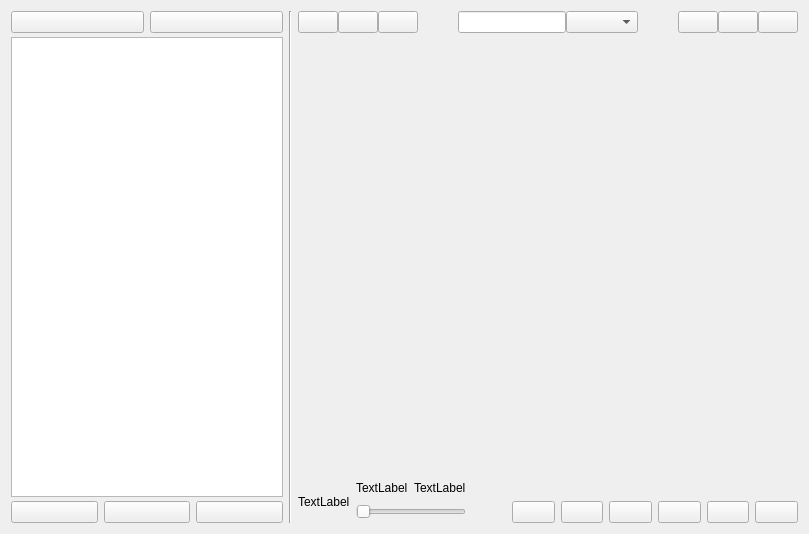
Old version of the form UPlayer/UPlayer.ui in the repository crablet/UPlayer.
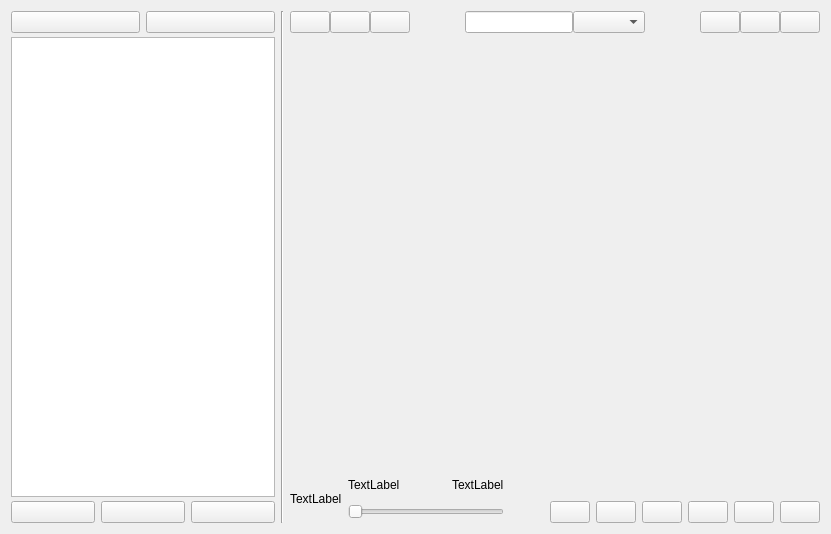
New version of the form. Icons and pictures are not drawn.

The edit to the form file:
```diff
--- a/UPlayer/UPlayer.ui
+++ b/UPlayer/UPlayer.ui
@@ -6,7 +6,7 @@
    <rect>
     <x>0</x>
     <y>0</y>
-    <width>809</width>
+    <width>831</width>
     <height>534</height>
    </rect>
   </property>
@@ -339,21 +339,7 @@
           <property name="bottomMargin">
            <number>0</number>
           </property>
-          <item row="0" column="1">
-           <widget class="QLabel" name="SongInfoLabel">
-            <property name="text">
-             <string>TextLabel</string>
-            </property>
-           </widget>
-          </item>
-          <item row="0" column="2">
-           <widget class="QLabel" name="ProcessInfoLabel">
-            <property name="text">
-             <string>TextLabel</string>
-            </property>
-           </widget>
-          </item>
-          <item row="1" column="7">
+          <item row="1" column="8">
            <widget class="QPushButton" name="VolumeButton">
             <property name="text">
              <string/>
@@ -364,7 +350,14 @@
             </property>
            </widget>
           </item>
-          <item row="1" column="8">
+          <item row="0" column="3">
+           <widget class="QLabel" name="ProcessInfoLabel">
+            <property name="text">
+             <string>TextLabel</string>
+            </property>
+           </widget>
+          </item>
+          <item row="1" column="9">
            <widget class="QPushButton" name="BtmSongListButton">
             <property name="text">
              <string/>
@@ -375,7 +368,14 @@
             </property>
            </widget>
           </item>
-          <item row="1" column="9">
+          <item row="0" column="1">
+           <widget class="QLabel" name="SongInfoLabel">
+            <property name="text">
+             <string>TextLabel</string>
+            </property>
+           </widget>
+          </item>
+          <item row="1" column="10">
            <widget class="QPushButton" name="pushButton">
             <property name="text">
              <string/>
@@ -386,14 +386,7 @@
             </property>
            </widget>
           </item>
-          <item row="0" column="0" rowspan="2">
-           <widget class="QLabel" name="SongPictureLabel">
-            <property name="text">
-             <string>TextLabel</string>
-            </property>
-           </widget>
-          </item>
-          <item row="1" column="5">
+          <item row="1" column="6">
            <widget class="QPushButton" name="DownloadButton">
             <property name="text">
              <string/>
@@ -404,26 +397,21 @@
             </property>
            </widget>
           </item>
-          <item row="1" column="4">
-           <widget class="QPushButton" name="ILikeButton">
+          <item row="0" column="0" rowspan="2">
+           <widget class="QLabel" name="SongPictureLabel">
             <property name="text">
-             <string/>
-            </property>
-            <property name="icon">
-             <iconset>
-              <normaloff>Resources/Black/icon_087.png</normaloff>
-              <normalon>Resources/Black/icon_086.png</normalon>Resources/Black/icon_087.png</iconset>
+             <string>TextLabel</string>
             </property>
            </widget>
           </item>
-          <item row="1" column="1" colspan="2">
+          <item row="1" column="1" colspan="3">
            <widget class="QSlider" name="ProcessBarSlider">
             <property name="orientation">
              <enum>Qt::Horizontal</enum>
             </property>
            </widget>
           </item>
-          <item row="1" column="6">
+          <item row="1" column="7">
            <widget class="QPushButton" name="MoreInfoButton">
             <property name="text">
              <string/>
@@ -434,7 +422,7 @@
             </property>
            </widget>
           </item>
-          <item row="1" column="3">
+          <item row="1" column="4">
            <spacer name="horizontalSpacer_3">
             <property name="orientation">
              <enum>Qt::Horizontal</enum>
@@ -450,6 +438,31 @@
             </property>
            </spacer>
           </item>
+          <item row="1" column="5">
+           <widget class="QPushButton" name="ILikeButton">
+            <property name="text">
+             <string/>
+            </property>
+            <property name="icon">
+             <iconset>
+              <normaloff>Resources/Black/icon_087.png</normaloff>
+              <normalon>Resources/Black/icon_086.png</normalon>Resources/Black/icon_087.png</iconset>
+            </property>
+           </widget>
+          </item>
+          <item row="0" column="2">
+           <spacer name="horizontalSpacer_4">
+            <property name="orientation">
+             <enum>Qt::Horizontal</enum>
+            </property>
+            <property name="sizeHint" stdset="0">
+             <size>
+              <width>40</width>
+              <height>20</height>
+             </size>
+            </property>
+           </spacer>
+          </item>
          </layout>
         </widget>
        </item>
```
